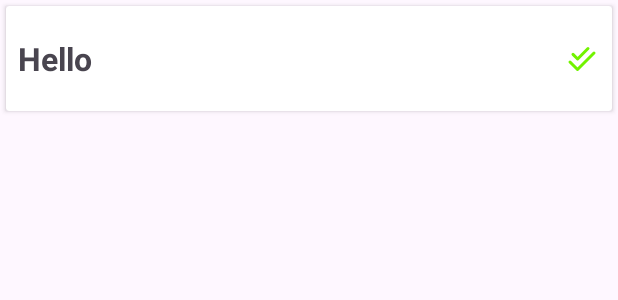
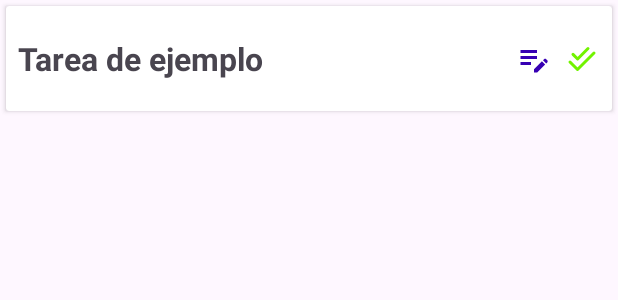
Before and after one commit to AitorGU8/ScrollInfinitoMejorado, an Android app: the layout item_task.xml on its own in the app's theme, with its tools: preview values and no code run, on a phone screen of 412 x 824 dp. Shown: the top 300 px of the screen. Run offline under Robolectric (Android 15) with nearby library versions, the phone set to English and light mode, and no system bars.

Commit message:
Editar tarea

```diff
--- a/app/src/main/java/es/aitorgu/scrollinfinitoMejorado/TaskAdapter.kt
+++ b/app/src/main/java/es/aitorgu/scrollinfinitoMejorado/TaskAdapter.kt
@@ -12,7 +12,7 @@ import androidx.recyclerview.widget.RecyclerView
  * @param onItemDone Función lambda que se ejecuta cuando el usuario marca una tarea como realizada.
  *                   Recibe la posición de la tarea en la lista como parámetro.
  */
-class TaskAdapter(private val tasks: List<String>, private val onItemDone: (Int) -> Unit) : RecyclerView.Adapter<TaskViewHolder>() {
+class TaskAdapter(private val tasks: List<String>, private val onItemDone: (Int) -> Unit,private val onItemEdit: (Int) -> Unit ) : RecyclerView.Adapter<TaskViewHolder>() {
 
     /**
      * Infla el diseño de cada elemento de la lista y crea una instancia de TaskViewHolder.
@@ -41,6 +41,6 @@ class TaskAdapter(private val tasks: List<String>, private val onItemDone: (Int)
      * @param position La posición de la tarea en la lista.
      */
     override fun onBindViewHolder(holder: TaskViewHolder, position: Int) {
-        holder.render(tasks[position], onItemDone)
+        holder.render(tasks[position], onItemDone,onItemEdit)
     }
 }
--- a/app/src/main/java/es/aitorgu/scrollinfinitoMejorado/TaskViewHolder.kt
+++ b/app/src/main/java/es/aitorgu/scrollinfinitoMejorado/TaskViewHolder.kt
@@ -16,6 +16,7 @@ class TaskViewHolder(view: View) : RecyclerView.ViewHolder(view) {
     // Elementos visuales de cada tarea en el RecyclerView
     private val tvTask: TextView = view.findViewById(R.id.tvTask)
     private val ivTaskDone: ImageView = view.findViewById(R.id.ivTaskDone)
+    private val ivEditTask: ImageView = view.findViewById(R.id.ivEditTask)
 
     /**
      * Método para renderizar los datos de una tarea en la vista.
@@ -26,8 +27,10 @@ class TaskViewHolder(view: View) : RecyclerView.ViewHolder(view) {
      * @param onItemDone Función lambda que se ejecuta cuando se hace clic en el icono de tarea completada.
      *                   Recibe la posición del elemento como parámetro.
      */
-    fun render(task: String, onItemDone: (Int) -> Unit) {
+    fun render(task: String, onItemDone: (Int) -> Unit, onItemEdit: (Int) -> Unit) {
         tvTask.text = task
         ivTaskDone.setOnClickListener { onItemDone(adapterPosition) }
+
+        ivEditTask.setOnClickListener { onItemEdit(adapterPosition) }
     }
 }
--- /dev/null
+++ b/app/src/main/res/drawable/ic_edit.xml
@@ -0,0 +1,5 @@
+<vector xmlns:android="http://schemas.android.com/apk/res/android" android:height="24dp" android:tint="#000000" android:viewportHeight="24" android:viewportWidth="24" android:width="24dp">
+
+    <path android:fillColor="@android:color/white" android:pathData="M3,10h11v2H3V10zM3,8h11V6H3V8zM3,16h7v-2H3V16zM18.01,12.87l0.71,-0.71c0.39,-0.39 1.02,-0.39 1.41,0l0.71,0.71c0.39,0.39 0.39,1.02 0,1.41l-0.71,0.71L18.01,12.87zM17.3,13.58l-5.3,5.3V21h2.12l5.3,-5.3L17.3,13.58z"/>
+
+</vector>
--- a/app/src/main/res/layout/item_task.xml
+++ b/app/src/main/res/layout/item_task.xml
@@ -3,8 +3,7 @@
     android:layout_width="match_parent"
     android:layout_margin="4dp"
     android:elevation="16dp"
-    android:layout_height="70dp"
-    >
+    android:layout_height="70dp">
 
     <androidx.constraintlayout.widget.ConstraintLayout
         xmlns:app="http://schemas.android.com/apk/res-auto"
@@ -20,11 +19,22 @@
             android:textSize="21sp"
             android:textStyle="bold"
             app:layout_constraintBottom_toBottomOf="parent"
-            app:layout_constraintEnd_toEndOf="parent"
-            app:layout_constraintHorizontal_bias="0"
             app:layout_constraintStart_toStartOf="parent"
             app:layout_constraintTop_toTopOf="parent"
-            tools:text="Hello" />
+            tools:text="Tarea de ejemplo" />
+
+        <!-- Botón de edición -->
+        <ImageView
+            android:id="@+id/ivEditTask"
+            android:layout_width="wrap_content"
+            android:layout_height="wrap_content"
+            android:layout_margin="8dp"
+            android:src="@drawable/ic_edit"
+            app:layout_constraintEnd_toStartOf="@+id/ivTaskDone"
+            app:layout_constraintBottom_toBottomOf="parent"
+            app:layout_constraintTop_toTopOf="parent"
+            android:contentDescription="Editar tarea"
+            app:tint="@color/colorPrimaryDark" />
 
         <ImageView
             android:id="@+id/ivTaskDone"
@@ -32,11 +42,10 @@
             android:layout_height="wrap_content"
             android:layout_margin="8dp"
             android:src="@drawable/ic_check_all"
+            app:layout_constraintEnd_toEndOf="parent"
             app:layout_constraintBottom_toBottomOf="parent"
-            app:layout_constraintEnd_toEndOf="parent"
-            app:layout_constraintHorizontal_bias="1"
-            app:layout_constraintStart_toEndOf="@+id/tvTask"
             app:layout_constraintTop_toTopOf="parent"
+            android:contentDescription="Marcar como completada"
             app:tint="@color/green" />
     </androidx.constraintlayout.widget.ConstraintLayout>
 </androidx.cardview.widget.CardView>
```
Also changed, not shown: app/src/main/java/es/aitorgu/scrollinfinitoMejorado/MainActivity.kt (+25 -1 lines), 1 other file.
